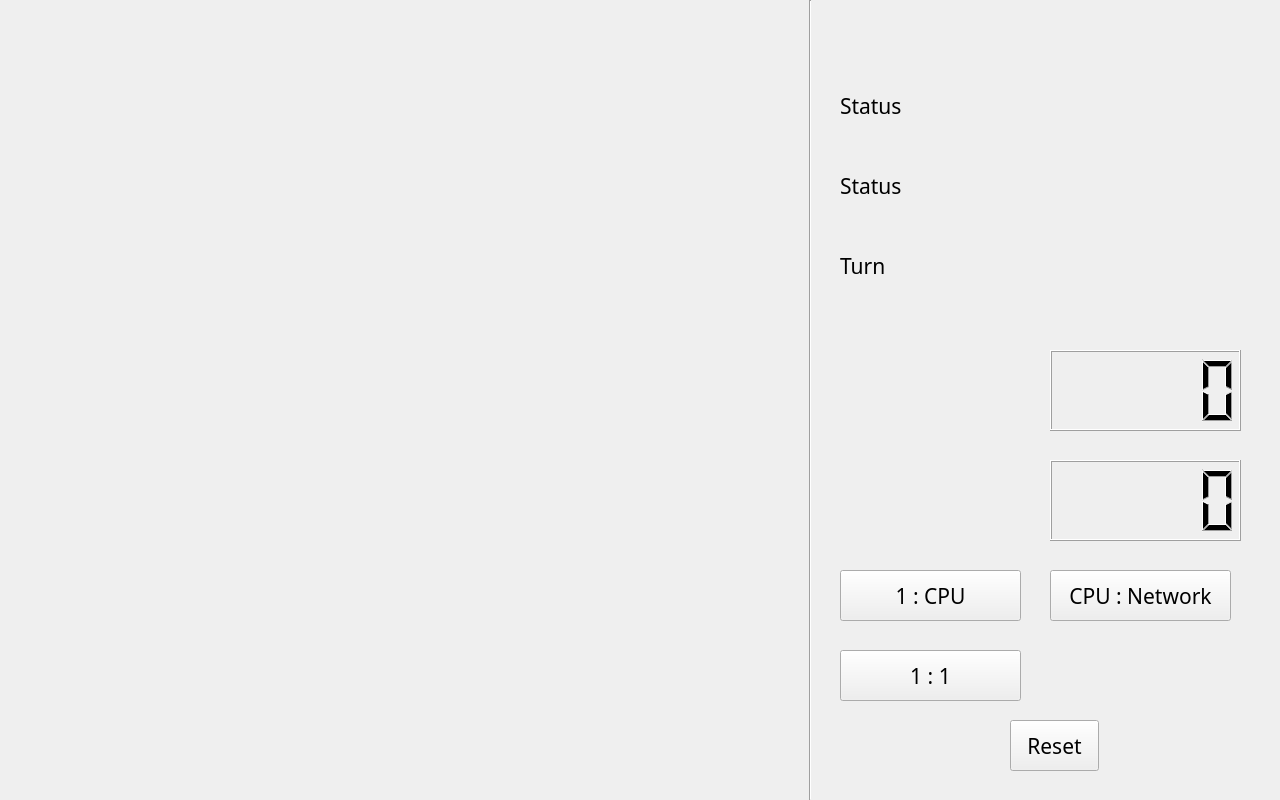
Old version of the form widget.ui in the repository rltjfkrhgo/BoB_connect6.
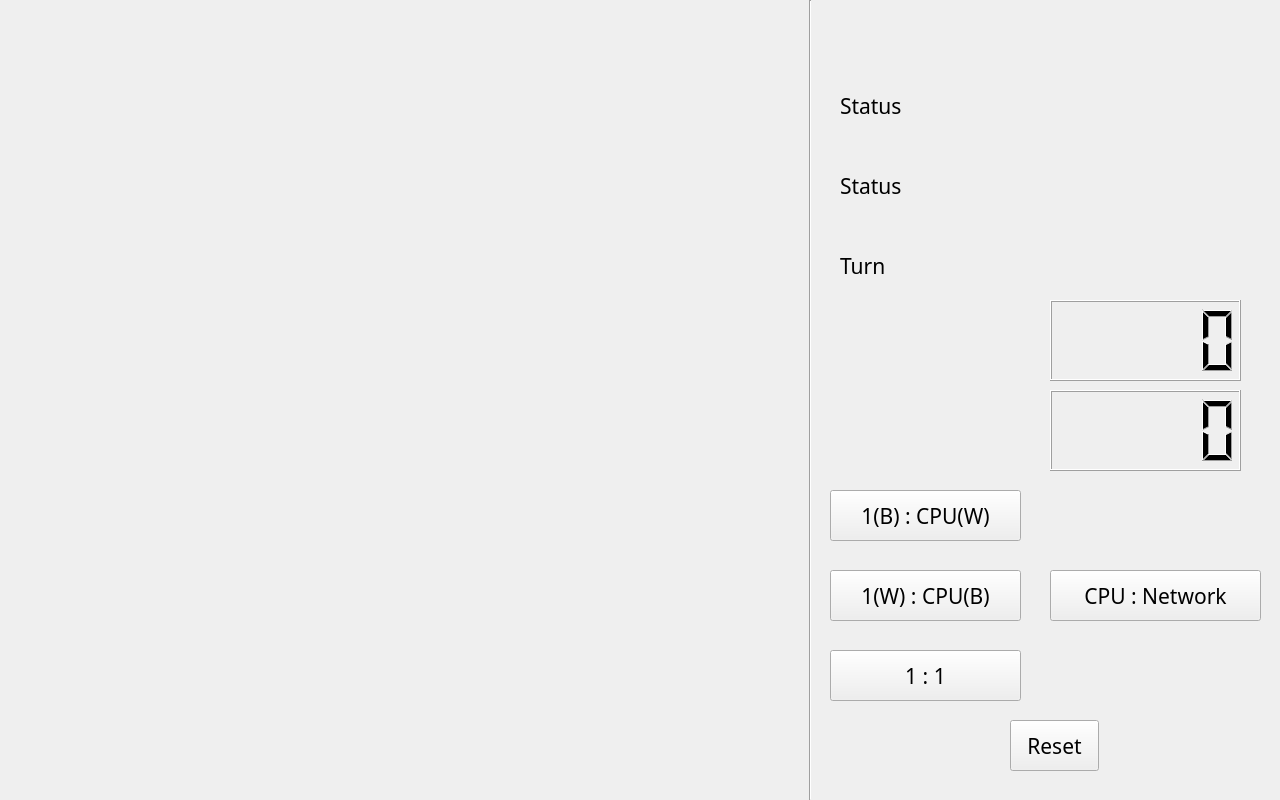
New version of the form.

Diff of the .ui file:
```diff
--- a/widget.ui
+++ b/widget.ui
@@ -17,7 +17,7 @@
    <property name="geometry">
     <rect>
      <x>1050</x>
-     <y>350</y>
+     <y>300</y>
      <width>191</width>
      <height>81</height>
     </rect>
@@ -27,7 +27,7 @@
    <property name="geometry">
     <rect>
      <x>1050</x>
-     <y>460</y>
+     <y>390</y>
      <width>191</width>
      <height>81</height>
     </rect>
@@ -38,7 +38,7 @@
     <rect>
      <x>840</x>
      <y>250</y>
-     <width>51</width>
+     <width>71</width>
      <height>31</height>
     </rect>
    </property>
@@ -106,9 +106,9 @@
   <widget class="QPushButton" name="btnSolo">
    <property name="geometry">
     <rect>
-     <x>840</x>
-     <y>570</y>
-     <width>181</width>
+     <x>830</x>
+     <y>490</y>
+     <width>191</width>
      <height>51</height>
     </rect>
    </property>
@@ -119,15 +119,15 @@
     </font>
    </property>
    <property name="text">
-    <string>1 : CPU</string>
+    <string>1(B) : CPU(W)</string>
    </property>
   </widget>
   <widget class="QPushButton" name="btnDuo">
    <property name="geometry">
     <rect>
-     <x>840</x>
+     <x>830</x>
      <y>650</y>
-     <width>181</width>
+     <width>191</width>
      <height>51</height>
     </rect>
    </property>
@@ -146,7 +146,7 @@
     <rect>
      <x>1050</x>
      <y>570</y>
-     <width>181</width>
+     <width>211</width>
      <height>51</height>
     </rect>
    </property>
@@ -179,6 +179,25 @@
     <string>Status</string>
    </property>
   </widget>
+  <widget class="QPushButton" name="btnSoloW">
+   <property name="geometry">
+    <rect>
+     <x>830</x>
+     <y>570</y>
+     <width>191</width>
+     <height>51</height>
+    </rect>
+   </property>
+   <property name="font">
+    <font>
+     <family>나눔고딕</family>
+     <pointsize>16</pointsize>
+    </font>
+   </property>
+   <property name="text">
+    <string>1(W) : CPU(B)</string>
+   </property>
+  </widget>
  </widget>
  <resources/>
  <connections/>
```
Left out of the diff: 2 changed lines with no effect on the pictures.
